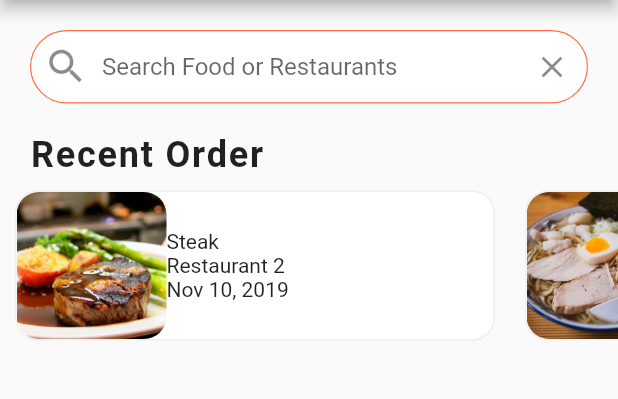
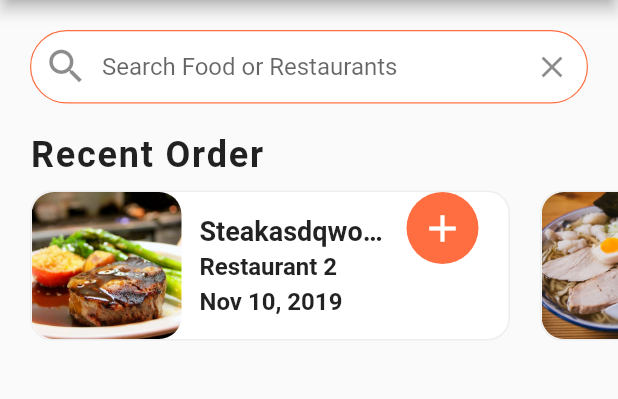
Before and after one commit to williammw/flutter_delivery_app, a Flutter app: the screen it shows after launch, on a phone screen of 412 x 824 dp, the part 84-483 px from its top. Run offline on Flutter 3.47's test engine with Material 2 defaults, Android fonts, the phone set to English and light mode, and no system bars.

Commit message:
recent_orders.dart added v1.1.1 fuck up

```diff
--- a/lib/widgets/recent_orders.dart
+++ b/lib/widgets/recent_orders.dart
@@ -1,3 +1,4 @@
+import 'package:flutter/cupertino.dart';
 import 'package:flutter/material.dart';
 import 'package:flutter_food_delivery_ui/data/data.dart';
 import 'package:flutter_food_delivery_ui/models/order.dart';
@@ -16,24 +17,75 @@ class RecentOrders extends StatelessWidget {
         ),
       ),
       child: Row(
+        mainAxisAlignment: MainAxisAlignment.spaceBetween,
+        crossAxisAlignment: CrossAxisAlignment.start,
+        children: <Widget>[
+          Expanded(
+            child: Row(
               children: <Widget>[
                 ClipRRect(
                   borderRadius: BorderRadius.circular(15.0),
                   child: Image(
-              height: 100,
-              width: 100,
+                    height: 100.0,
+                    width: 100.0,
                     image: AssetImage(order.food.imageUrl),
                     fit: BoxFit.cover,
                   ),
                 ),
-          Column(
+                Expanded(
+                  child: Container(
+                    margin: EdgeInsets.all(12.0),
+                    child: Column(
                       mainAxisAlignment: MainAxisAlignment.center,
                       crossAxisAlignment: CrossAxisAlignment.start,
                       children: <Widget>[
-              Text(order.food.name),
-              Text(order.restaurant.name),
-              Text(order.date),
+                        Text(
+                          order.food.name +
+                              'asdqwoijdoqiwjd qwiodj oqiwj diojio j',
+                          style: TextStyle(
+                            fontSize: 18.0,
+                            fontWeight: FontWeight.bold,
+                          ),
+                          overflow: TextOverflow.ellipsis,
+                        ),
+                        SizedBox(height: 4.0),
+                        Text(
+                          order.restaurant.name,
+                          style: TextStyle(
+                            fontSize: 16.0,
+                            fontWeight: FontWeight.w600,
+                          ),
+                          overflow: TextOverflow.ellipsis,
+                        ),
+                        SizedBox(height: 4.0),
+                        Text(
+                          order.date,
+                          style: TextStyle(
+                            fontSize: 16.0,
+                            fontWeight: FontWeight.w600,
+                          ),
+                          overflow: TextOverflow.ellipsis,
+                        ),
                       ],
+                    ),
+                  ),
+                )
+              ],
+            ),
+          ),
+          Container(
+            margin: EdgeInsets.only(right: 20.0),
+            width: 48.0,
+            decoration: BoxDecoration(
+              color: Theme.of(context).primaryColor,
+              borderRadius: BorderRadius.circular(30.0),
+            ),
+            child: IconButton(
+              icon: Icon(Icons.add),
+              iconSize: 30.0,
+              color: Colors.white,
+              onPressed: () {},
+            ),
           ),
         ],
       ),
@@ -62,6 +114,8 @@ class RecentOrders extends StatelessWidget {
           height: 120.0,
 //            color: Colors.blue,
           child: ListView.builder(
+            physics: BouncingScrollPhysics(),
+            padding: EdgeInsets.only(left: 10.0),
             scrollDirection: Axis.horizontal,
             itemCount: currentUser.orders.length,
             itemBuilder: (BuildContext context, int index) {
```
Lines whose indentation alone changed are shown as unchanged.
